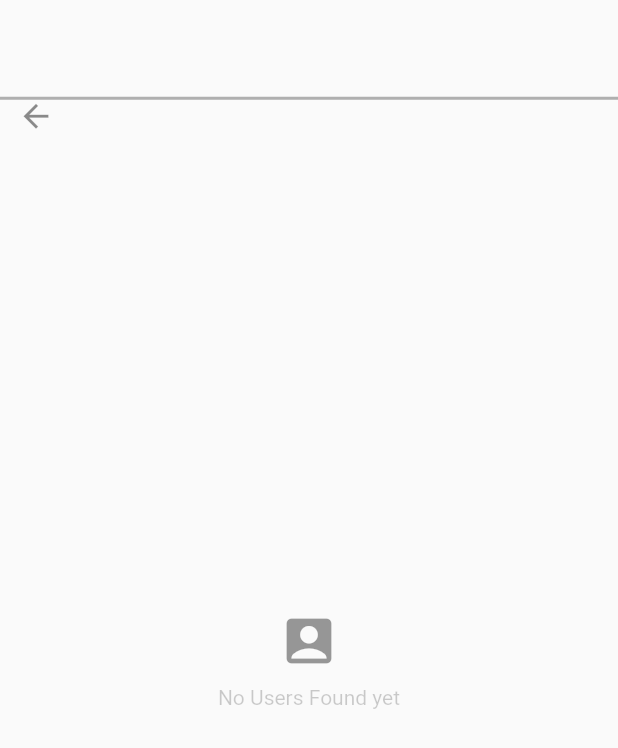
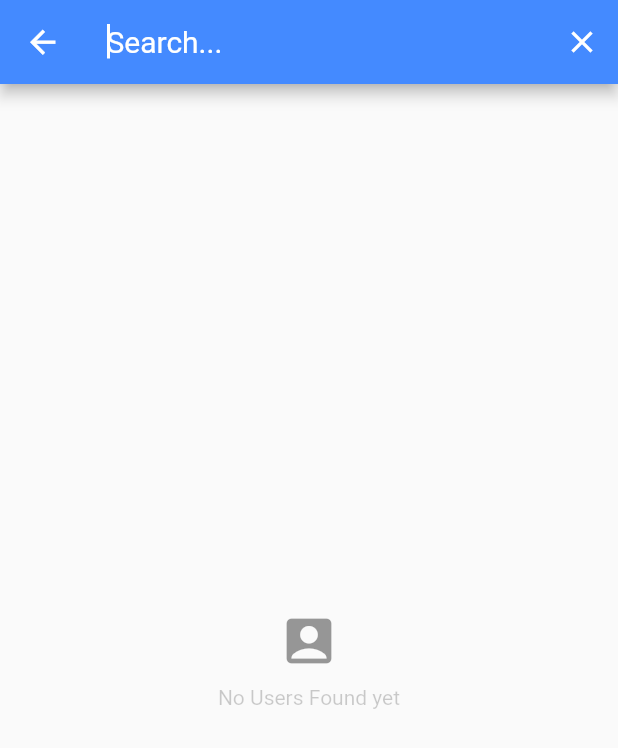
Before and after one commit to prossion/Flutter-Chat-App, a Flutter app: the AllUsersPage screen opened directly with empty values, after a tap on the "search" icon, on a phone screen of 412 x 824 dp. Shown: the top 748 px of the screen. Run offline on Flutter 3.47's test engine with Material 2 defaults, Android fonts, the phone set to English and light mode, and no system bars; our stand-ins replace bubble, cached_network_image, cloud_firestore, delayed_display, email_validator, equatable and 8 more; accounts and stored records are empty.

Commit message:
Fixed search app bar

```diff
--- a/lib/futures/presentation/pages/all_users_page.dart
+++ b/lib/futures/presentation/pages/all_users_page.dart
@@ -44,23 +44,10 @@ class _AllUsersPageState extends State<AllUsersPage> {
   Widget build(BuildContext context) {
     return Scaffold(
       appBar: AppBar(
-        elevation: 0.0,
-        backgroundColor: _isSearch == false
-            ? Theme.of(context).primaryColor
-            : Colors.transparent,
         title: _isSearch == false
             ? const Text("Flutter Chat")
-            : const SizedBox(
-                height: 0.0,
-                width: 0.0,
-              ),
-        flexibleSpace: _isSearch == true
-            ? BuildSearchField(
-                controller: _searchTextController, isSearch: isSearch)
-            : const SizedBox(
-                height: 0.0,
-                width: 0.0,
-              ),
+            : BuildSearchField(
+                controller: _searchTextController, isSearch: isSearch),
         actions: _isSearch == false
             ? [
                 InkWell(
@@ -77,7 +64,17 @@ class _AllUsersPageState extends State<AllUsersPage> {
                   width: 11,
                 ),
               ]
-            : [],
+            : [
+                IconButton(
+                  onPressed: () {
+                    setState(() {
+                      _searchTextController.clear();
+                      _isSearch = false;
+                    });
+                  },
+                  icon: const Icon(Icons.clear),
+                ),
+              ],
       ),
       body: BlocBuilder<UserBloc, UserState>(
         builder: (context, state) {
--- a/lib/futures/presentation/widgets/build_search_field.dart
+++ b/lib/futures/presentation/widgets/build_search_field.dart
@@ -1,4 +1,5 @@
 import 'package:flutter/material.dart';
+import 'package:flutter_social_app/config/app_theme.dart';
 
 class BuildSearchField extends StatefulWidget {
   const BuildSearchField({
@@ -17,34 +18,35 @@ class BuildSearchField extends StatefulWidget {
 class _BuildSearchFieldState extends State<BuildSearchField> {
   @override
   Widget build(BuildContext context) {
-    return Container(
-      margin: const EdgeInsets.only(top: 65),
-      height: 40,
-      decoration: BoxDecoration(
-        color: Theme.of(context).cardColor,
-        boxShadow: [
-          BoxShadow(
-              color: Colors.black.withOpacity(.3),
-              spreadRadius: 1,
-              offset: const Offset(0, 0.50))
-        ],
-      ),
-      child: TextField(
+    return TextField(
       controller: widget.controller,
+      cursorColor: whiteTextStyle,
+      autofocus: true,
       decoration: InputDecoration(
         hintText: "Search...",
+        hintStyle: const TextStyle(color: whiteTextStyle),
         border: InputBorder.none,
         prefixIcon: InkWell(
             onTap: () {
               widget.isSearch();
             },
-              child: const Icon(
+            child: const Padding(
+              padding: EdgeInsets.only(right: 30.0),
+              child: Icon(
                 Icons.arrow_back,
                 size: 25,
+                color: whiteTextStyle,
+              ),
             )),
+        // enabledBorder: const UnderlineInputBorder(
+        //     //Default TextField border
+        //     borderSide: BorderSide(color: Colors.white)),
+        // focusedBorder: const UnderlineInputBorder(
+        //     //Borders when a TextField is in focus
+        //     borderSide: BorderSide(color: Colors.white)),
       ),
-        style: const TextStyle(fontSize: 16.0),
-      ),
+      textInputAction: TextInputAction.search,
+      style: const TextStyle(fontSize: 20.0, color: whiteTextStyle),
     );
   }
 }
```
Also changed, not shown: lib/futures/presentation/pages/groups_page.dart (+13 -15 lines). Lines whose indentation alone changed are shown as unchanged.
